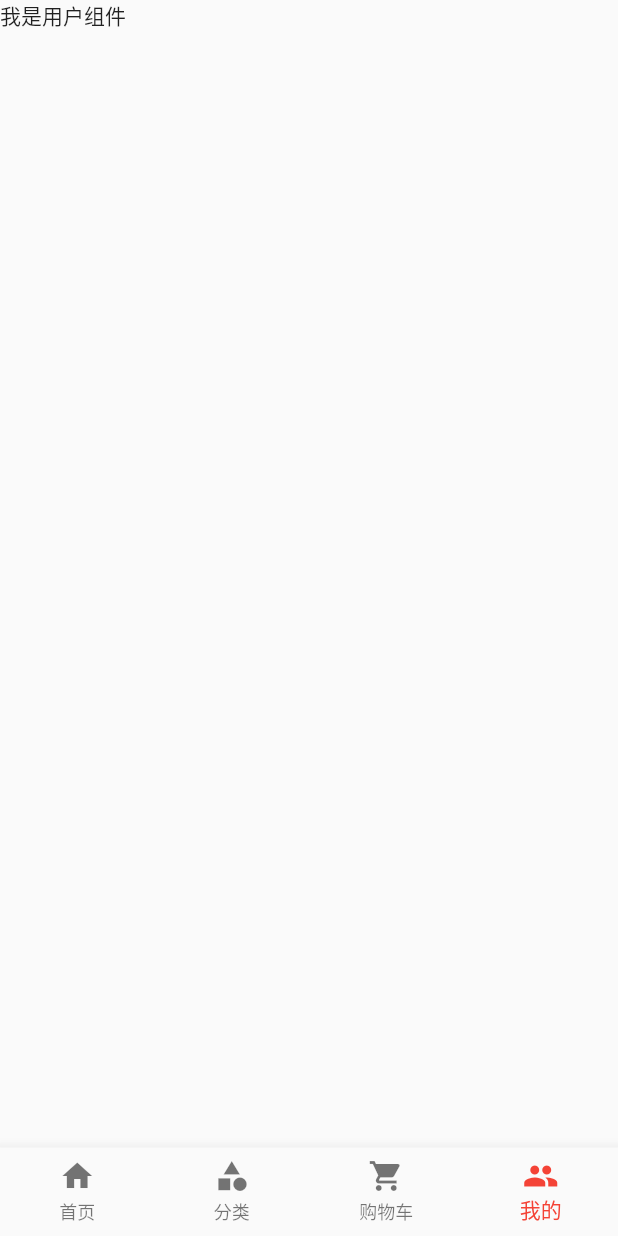
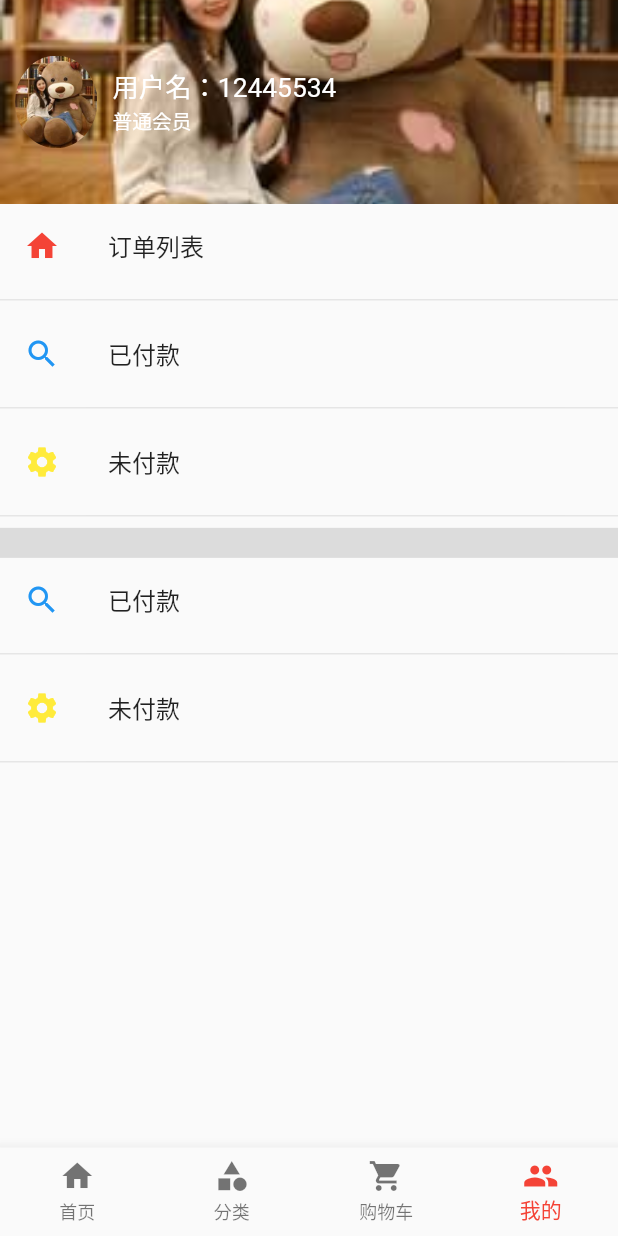
Before and after one commit to tyw809611051/flutter, a Flutter app: the screen it shows after launch, swiped to page 4, on a phone screen of 412 x 824 dp. Run offline on Flutter 3.47's test engine with Material 2 defaults, Android fonts, the phone set to English and light mode, and no system bars; our stand-ins replace dio, event_bus, flutter_screenutil, flutter_swiper, shared_preferences; missing offline and left inert: flutter_inappbrowser; network calls fail; statements that could not run were skipped.

Commit message:
add 用户中心布局

```diff
--- a/lib/pages/tabs/User.dart
+++ b/lib/pages/tabs/User.dart
@@ -1,4 +1,5 @@
 import 'package:flutter/material.dart';
+import 'package:flutter_cisslab/services/ScreenAdaper.dart';
 
 class UserPage extends StatefulWidget {
   UserPage({Key key}) : super(key: key);
@@ -10,8 +11,104 @@ class UserPage extends StatefulWidget {
 class _UserPageState extends State<UserPage> {
   @override
   Widget build(BuildContext context) {
-    return Container(
-       child: Text('我是用户组件'),
+    return Scaffold(
+      body: ListView(
+        children: <Widget>[
+          Container(
+            height: ScreenAdaper.height(220),
+            width: double.infinity,
+            decoration: BoxDecoration(
+              image: DecorationImage(
+                image: AssetImage('lib/assets/images/hot.jpg'),
+                fit: BoxFit.cover,
+              ),
+            ),
+            child: Row(
+              children: <Widget>[
+                Container(
+                  margin: EdgeInsets.fromLTRB(10, 0, 10, 0),
+                  child: ClipOval(
+                    child: Image.asset(
+                      "lib/assets/images/hot.jpg",
+                      fit: BoxFit.cover,
+                      width: ScreenAdaper.width(100),
+                      height: ScreenAdaper.height(100),
+                    ),
+                  ),
+                ),
+                // Expanded(
+                //   flex: 1,
+                //   child: Text("注册",style: TextStyle(
+                //     color: Colors.white
+                //   ),),
+                // ),
+                Expanded(
+                  flex: 1,
+                  child: Column(
+                    mainAxisAlignment: MainAxisAlignment.center,
+                    crossAxisAlignment: CrossAxisAlignment.start,
+                    children: <Widget>[
+                      Text("用户名：12445534",style:TextStyle(
+                        color: Colors.white,
+                        fontSize: ScreenAdaper.size(32),
+                      )),
+                      Text("普通会员",style: TextStyle(
+                        color: Colors.white,
+                        fontSize: ScreenAdaper.size(24),
+                      ),)
+                    ],
+                  ),
+                ),
+              ],
+            ),
+          ),
+          ListTile(
+            leading: Icon(
+              Icons.home,
+              color: Colors.red,
+            ),
+            title: Text("订单列表"),
+          ),
+          Divider(),
+          ListTile(
+            leading: Icon(
+              Icons.search,
+              color: Colors.blue,
+            ),
+            title: Text("已付款"),
+          ),
+          Divider(),
+          ListTile(
+            leading: Icon(
+              Icons.settings,
+              color: Colors.yellow,
+            ),
+            title: Text("未付款"),
+          ),
+          Divider(),
+          Container(
+            width: double.infinity,
+            height: 20,
+            color: Colors.black12,
+          ),
+          ListTile(
+            leading: Icon(
+              Icons.search,
+              color: Colors.blue,
+            ),
+            title: Text("已付款"),
+          ),
+          Divider(),
+          ListTile(
+            leading: Icon(
+              Icons.settings,
+              color: Colors.yellow,
+            ),
+            title: Text("未付款"),
+          ),
+          Divider(),
+        ],
+      ),
     );
   }
 }
```
